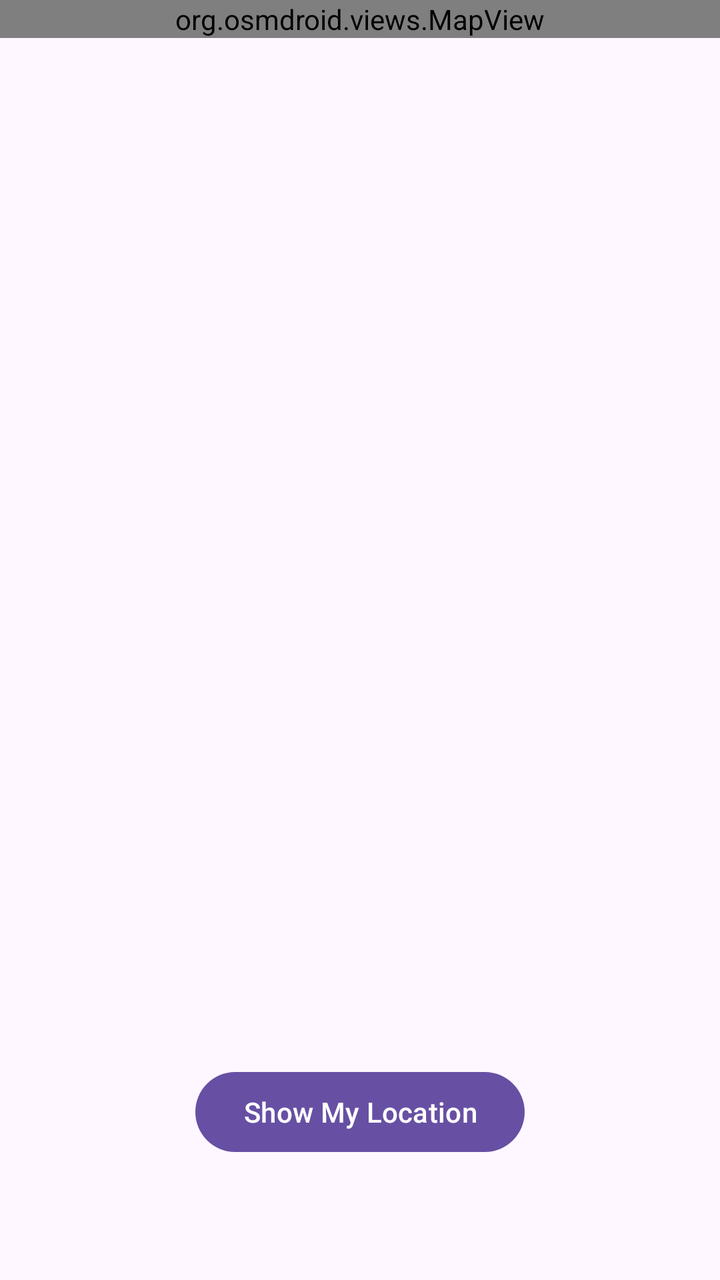
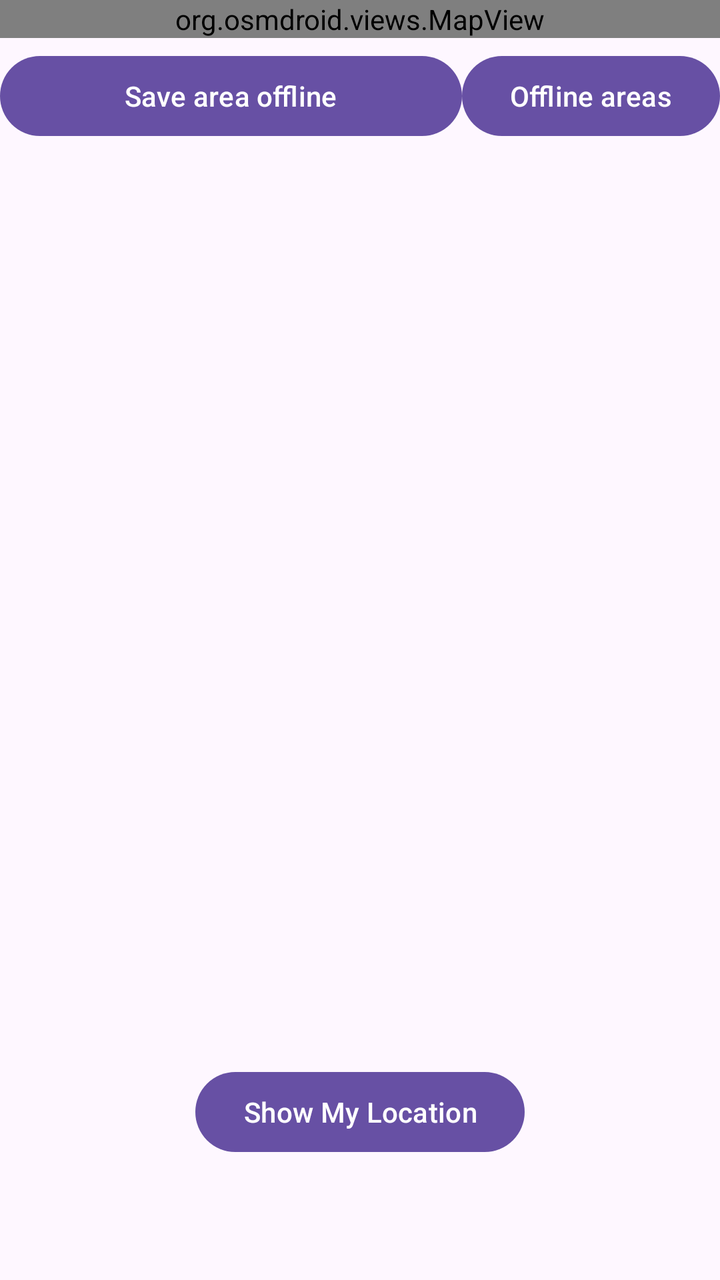

Before-and-after screenshots of an Android layout around one commit, followed by the original layout XML and the change that was made.
<!-- AndroidManifest.xml: application theme Theme.Example -->
<!-- res/layout/activity_main.xml -->
<?xml version="1.0" encoding="utf-8"?>
<RelativeLayout xmlns:android="http://schemas.android.com/apk/res/android"
    xmlns:tools="http://schemas.android.com/tools"
    android:layout_width="match_parent"
    android:layout_height="match_parent"
    tools:context=".MainActivity">

    <org.osmdroid.views.MapView
        android:id="@+id/osmmap"
        android:layout_width="match_parent"
        android:layout_height="wrap_content" />

    <Button
        android:id="@+id/myLocationButton"
        android:layout_width="wrap_content"
        android:layout_height="wrap_content"
        android:layout_marginBottom="60dp"
        android:layout_alignParentBottom="true"
        android:layout_centerHorizontal="true"
        android:text="@string/show_button" />

</RelativeLayout>
<!-- resources referenced by this layout -->
<resources>
  <string name="show_button">Show My Location</string>
  <style name="Theme.Example" parent="Base.Theme.Example" />
  <style name="Base.Theme.Example" parent="Theme.Material3.DayNight.NoActionBar">
          
          
      </style>
</resources>

<!-- the commit's change to res/layout/activity_main.xml (unified diff, before → after) -->
@@ -19,4 +19,43 @@
         android:layout_centerHorizontal="true"
         android:text="@string/show_button" />
 
+    <Button
+        android:id="@+id/viewOfflineAreasButton"
+        android:layout_width="wrap_content"
+        android:layout_height="wrap_content"
+        android:layout_marginTop="24dp"
+        android:layout_alignParentTop="true"
+        android:layout_alignParentEnd="true"
+        android:text="@string/view_offline_areas_button" />
+
+    <Button
+        android:id="@+id/saveAreaButton"
+        android:layout_width="wrap_content"
+        android:layout_height="wrap_content"
+        android:layout_marginTop="24dp"
+        android:layout_alignParentTop="true"
+        android:layout_alignParentStart="true"
+        android:layout_toStartOf="@id/viewOfflineAreasButton"
+        android:text="@string/save_area_button" />
+
+    <ProgressBar
+        android:id="@+id/saveAreaProgressBar"
+        style="?android:attr/progressBarStyleHorizontal"
+        android:layout_width="match_parent"
+        android:layout_height="wrap_content"
+        android:layout_below="@id/saveAreaButton"
+        android:layout_marginHorizontal="16dp"
+        android:layout_marginTop="8dp"
+        android:max="100"
+        android:visibility="gone" />
+
+    <TextView
+        android:id="@+id/saveAreaStatusText"
+        android:layout_width="match_parent"
+        android:layout_height="wrap_content"
+        android:layout_below="@id/saveAreaProgressBar"
+        android:layout_marginHorizontal="16dp"
+        android:gravity="center"
+        android:visibility="gone" />
+
 </RelativeLayout>
<!-- resource entries referenced after the edit -->
@@ -1,6 +1,8 @@
 <!-- resources referenced by this layout -->
 <resources>
+  <string name="save_area_button">Save area offline</string>
   <string name="show_button">Show My Location</string>
+  <string name="view_offline_areas_button">Offline areas</string>
   <style name="Theme.Example" parent="Base.Theme.Example" />
   <style name="Base.Theme.Example" parent="Theme.Material3.DayNight.NoActionBar">
           
